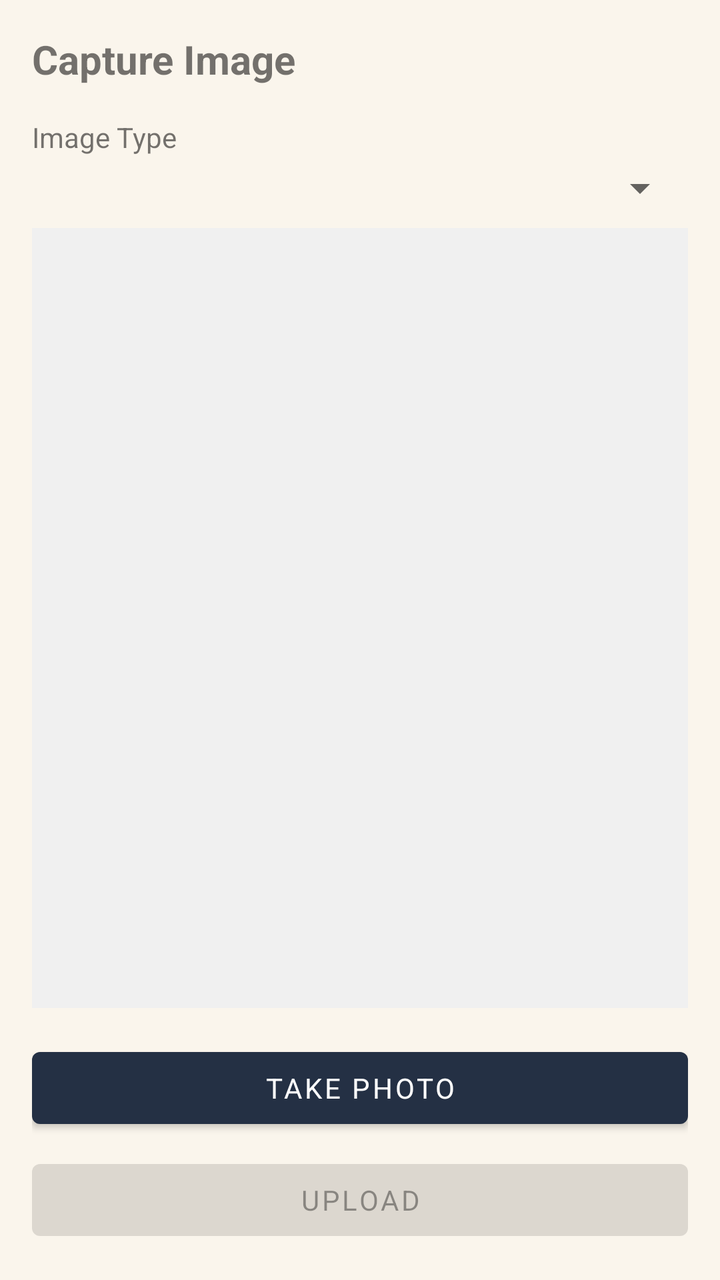
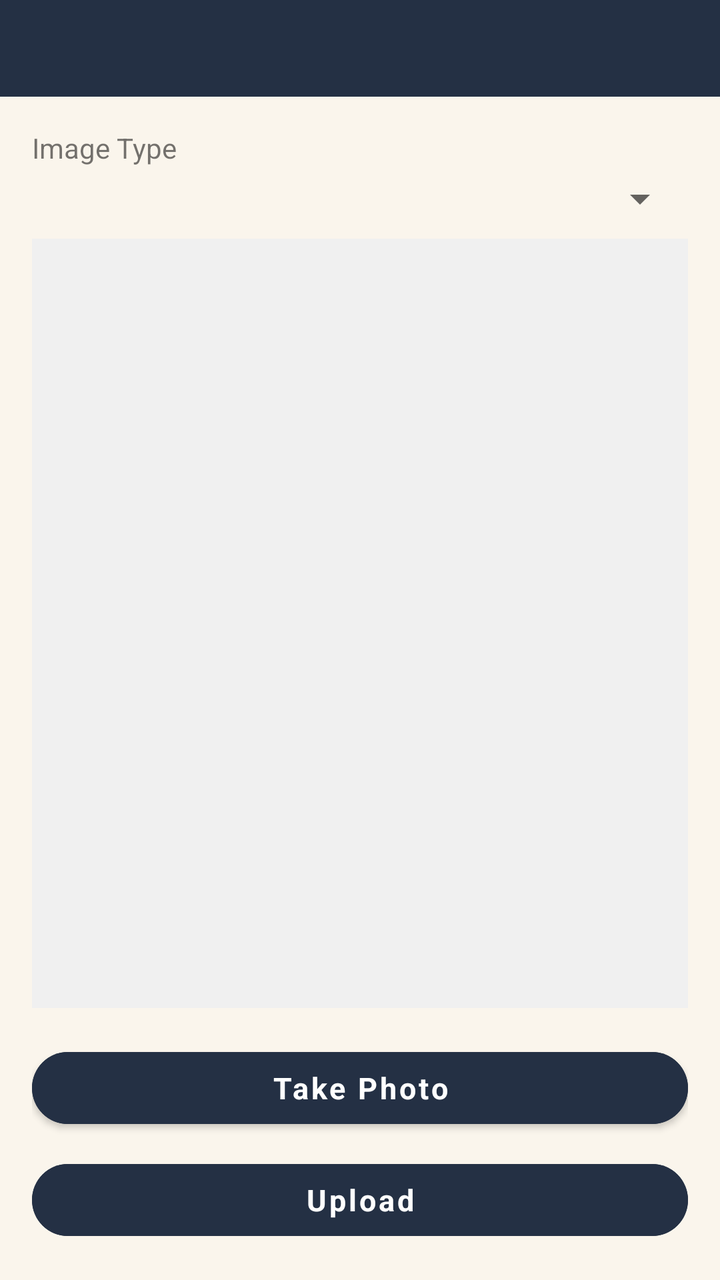

An Android layout rendered at two revisions. The XML below is the earlier revision; the diff shows what the commit changed to produce the second picture.
<!-- AndroidManifest.xml: application theme Theme.DriverApp -->
<!-- res/layout/activity_image_capture.xml -->
<?xml version="1.0" encoding="utf-8"?>
<LinearLayout xmlns:android="http://schemas.android.com/apk/res/android"
    android:layout_width="match_parent"
    android:layout_height="match_parent"
    android:orientation="vertical"
    android:padding="16dp">

    <TextView
        android:layout_width="wrap_content"
        android:layout_height="wrap_content"
        android:text="Capture Image"
        android:textSize="20sp"
        android:textStyle="bold"
        android:layout_marginBottom="16dp"/>

    <TextView
        android:layout_width="wrap_content"
        android:layout_height="wrap_content"
        android:text="@string/image_type_label"
        android:textSize="14sp"
        android:layout_marginBottom="4dp"/>

    <Spinner
        android:id="@+id/spinnerImageType"
        android:layout_width="match_parent"
        android:layout_height="wrap_content"
        android:layout_marginBottom="8dp"/>

    <TextView
        android:id="@+id/tvDefectRequired"
        android:layout_width="match_parent"
        android:layout_height="wrap_content"
        android:textColor="@color/error_red"
        android:textStyle="bold"
        android:visibility="gone"
        android:layout_marginBottom="12dp"/>

    <ImageView
        android:id="@+id/ivPreview"
        android:layout_width="match_parent"
        android:layout_height="0dp"
        android:layout_weight="1"
        android:scaleType="fitCenter"
        android:background="#F0F0F0"
        android:layout_marginBottom="16dp"
        android:contentDescription="Photo preview"/>

    <ProgressBar
        android:id="@+id/progressBar"
        android:layout_width="wrap_content"
        android:layout_height="wrap_content"
        android:layout_gravity="center"
        android:visibility="gone"
        android:layout_marginBottom="8dp"/>

    <Button
        android:id="@+id/btnTakePhoto"
        android:layout_width="match_parent"
        android:layout_height="wrap_content"
        android:text="Take Photo"
        android:layout_marginBottom="8dp"/>

    <Button
        android:id="@+id/btnUpload"
        android:layout_width="match_parent"
        android:layout_height="wrap_content"
        android:text="Upload"
        android:enabled="false"/>

</LinearLayout>
<!-- resources referenced by this layout -->
<resources>
  <color name="error_red">#F44336</color>
  <string name="image_type_label">Image Type</string>
  <style name="Theme.DriverApp" parent="Theme.MaterialComponents.DayNight.NoActionBar">
          <item name="colorPrimary">@color/drb_navy</item>
          <item name="colorPrimaryVariant">@color/drb_navy_dark</item>
          <item name="colorOnPrimary">@color/white</item>
          <item name="colorSecondary">@color/drb_gold</item>
          <item name="colorSecondaryVariant">@color/drb_gold_muted</item>
          <item name="colorOnSecondary">@color/white</item>
          <item name="android:statusBarColor">@color/drb_navy</item>
          <item name="android:windowBackground">@color/drb_cream_bg</item>
          <item name="android:fontFamily">sans-serif</item>
      </style>
  <color name="drb_navy">#243044</color>
  <color name="drb_navy_dark">#15202e</color>
  <color name="white">#FFFFFFFF</color>
  <color name="drb_gold">#9a7b4f</color>
  <color name="drb_gold_muted">#8a7149</color>
  <color name="drb_cream_bg">#faf5ec</color>
</resources>

<!-- the commit's change to res/layout/activity_image_capture.xml (unified diff, before → after) -->
@@ -3,68 +3,114 @@
     android:layout_width="match_parent"
     android:layout_height="match_parent"
     android:orientation="vertical"
-    android:padding="16dp">
+    android:background="@color/drb_cream_bg">
 
-    <TextView
-        android:layout_width="wrap_content"
-        android:layout_height="wrap_content"
-        android:text="Capture Image"
-        android:textSize="20sp"
-        android:textStyle="bold"
-        android:layout_marginBottom="16dp"/>
+    <include layout="@layout/include_drb_header"/>
 
-    <TextView
-        android:layout_width="wrap_content"
-        android:layout_height="wrap_content"
-        android:text="@string/image_type_label"
-        android:textSize="14sp"
-        android:layout_marginBottom="4dp"/>
-
-    <Spinner
-        android:id="@+id/spinnerImageType"
-        android:layout_width="match_parent"
-        android:layout_height="wrap_content"
-        android:layout_marginBottom="8dp"/>
-
-    <TextView
-        android:id="@+id/tvDefectRequired"
-        android:layout_width="match_parent"
-        android:layout_height="wrap_content"
-        android:textColor="@color/error_red"
-        android:textStyle="bold"
-        android:visibility="gone"
-        android:layout_marginBottom="12dp"/>
-
-    <ImageView
-        android:id="@+id/ivPreview"
+    <LinearLayout
         android:layout_width="match_parent"
         android:layout_height="0dp"
         android:layout_weight="1"
-        android:scaleType="fitCenter"
-        android:background="#F0F0F0"
-        android:layout_marginBottom="16dp"
-        android:contentDescription="Photo preview"/>
+        android:orientation="vertical"
+        android:padding="16dp">
 
-    <ProgressBar
-        android:id="@+id/progressBar"
+        <TextView
+            android:layout_width="wrap_content"
+            android:layout_height="wrap_content"
+            android:text="@string/image_type_label"
+            android:textSize="14sp"
+            android:layout_marginBottom="4dp"/>
+
+        <Spinner
+            android:id="@+id/spinnerImageType"
+            android:layout_width="match_parent"
+            android:layout_height="wrap_content"
+            android:layout_marginBottom="8dp"/>
+
+        <TextView
+            android:id="@+id/tvDefectRequired"
+            android:layout_width="match_parent"
+            android:layout_height="wrap_content"
+            android:textColor="@color/error_red"
+            android:textStyle="bold"
+            android:visibility="gone"
+            android:layout_marginBottom="12dp"/>
+
+        <ImageView
+            android:id="@+id/ivPreview"
+            android:layout_width="match_parent"
+            android:layout_height="0dp"
+            android:layout_weight="1"
+            android:scaleType="fitCenter"
+            android:background="@color/drb_image_placeholder"
+            android:layout_marginBottom="16dp"
+            android:contentDescription="Photo preview"/>
+
+        <ProgressBar
+            android:id="@+id/progressBar"
+            android:layout_width="wrap_content"
+            android:layout_height="wrap_content"
+            android:layout_gravity="center"
+            android:visibility="gone"
+            android:layout_marginBottom="8dp"/>
+
+        <Button
+            android:id="@+id/btnTakePhoto"
+            android:layout_width="match_parent"
+            android:layout_height="wrap_content"
+            android:text="@string/take_photo_btn"
+            style="@style/DrbButton.Primary"
+            android:layout_marginBottom="8dp"/>
+
+        <Button
+            android:id="@+id/btnUpload"
+            android:layout_width="match_parent"
+            android:layout_height="wrap_content"
+            android:text="@string/upload_btn"
+            style="@style/DrbButton.Primary"
+            android:enabled="false"/>
+
+    </LinearLayout>
+</LinearLayout>
+<!-- res/layout/include_drb_header.xml (included above) -->
+<?xml version="1.0" encoding="utf-8"?>
+<LinearLayout xmlns:android="http://schemas.android.com/apk/res/android"
+    android:layout_width="match_parent"
+    android:layout_height="wrap_content"
+    android:orientation="horizontal"
+    android:background="@color/drb_navy"
+    android:gravity="center_vertical"
+    android:paddingStart="@dimen/drb_spacing_md"
+    android:paddingEnd="@dimen/drb_header_padding_horizontal"
+    android:paddingTop="10dp"
+    android:paddingBottom="@dimen/drb_header_padding_vertical">
+
+    <TextView
+        android:id="@+id/headerBack"
         android:layout_width="wrap_content"
         android:layout_height="wrap_content"
-        android:layout_gravity="center"
-        android:visibility="gone"
-        android:layout_marginBottom="8dp"/>
+        android:text="←"
+        android:textColor="@color/white"
+        android:textSize="24sp"
+        android:paddingStart="2dp"
+        android:paddingEnd="@dimen/drb_spacing_md"
+        android:contentDescription="Back"
+        android:visibility="gone"/>
 
-    <Button
-        android:id="@+id/btnTakePhoto"
-        android:layout_width="match_parent"
+    <TextView
+        android:id="@+id/tvHeaderTitle"
+        android:layout_width="0dp"
         android:layout_height="wrap_content"
-        android:text="Take Photo"
-        android:layout_marginBottom="8dp"/>
+        android:layout_weight="1"
+        style="@style/DrbText.Header"/>
 
-    <Button
-        android:id="@+id/btnUpload"
-        android:layout_width="match_parent"
+    <TextView
+        android:id="@+id/tvHeaderAction"
+        android:layout_width="wrap_content"
         android:layout_height="wrap_content"
-        android:text="Upload"
-        android:enabled="false"/>
-
+        android:text="@string/logout"
+        android:textColor="@color/drb_text_header_muted"
+        android:textSize="@dimen/drb_text_caption"
+        android:padding="4dp"
+        android:visibility="gone"/>
 </LinearLayout>
<!-- resource entries referenced after the edit -->
@@ -2,6 +2,23 @@
 <resources>
   <color name="error_red">#F44336</color>
   <string name="image_type_label">Image Type</string>
+  <string name="logout">Logout</string>
+  <string name="take_photo_btn">Take Photo</string>
+  <string name="upload_btn">Upload</string>
+  <style name="DrbButton.Primary" parent="Widget.MaterialComponents.Button">
+          <item name="android:backgroundTint">@color/drb_navy</item>
+          <item name="android:textColor">@color/white</item>
+          <item name="android:textAllCaps">false</item>
+          <item name="android:textStyle">bold</item>
+          <item name="android:textSize">@dimen/drb_text_body</item>
+          <item name="cornerRadius">@dimen/drb_radius_pill</item>
+          <item name="android:minHeight">48dp</item>
+      </style>
+  <style name="DrbText.Header" parent="TextAppearance.MaterialComponents.Subtitle1">
+          <item name="android:textSize">@dimen/drb_text_header</item>
+          <item name="android:textStyle">bold</item>
+          <item name="android:textColor">@color/white</item>
+      </style>
   <style name="Theme.DriverApp" parent="Theme.MaterialComponents.DayNight.NoActionBar">
           <item name="colorPrimary">@color/drb_navy</item>
           <item name="colorPrimaryVariant">@color/drb_navy_dark</item>
@@ -13,11 +30,20 @@
           <item name="android:windowBackground">@color/drb_cream_bg</item>
           <item name="android:fontFamily">sans-serif</item>
       </style>
+  <dimen name="drb_text_body">15sp</dimen>
+  <dimen name="drb_radius_pill">24dp</dimen>
+  <dimen name="drb_text_header">18sp</dimen>
   <color name="drb_navy">#243044</color>
+  <color name="drb_text_header_muted">#e6e0d4</color>
   <color name="drb_navy_dark">#15202e</color>
   <color name="white">#FFFFFFFF</color>
+  <dimen name="drb_header_padding_horizontal">18dp</dimen>
+  <dimen name="drb_header_padding_vertical">14dp</dimen>
+  <dimen name="drb_spacing_md">12dp</dimen>
+  <dimen name="drb_text_caption">13sp</dimen>
   <color name="drb_gold">#9a7b4f</color>
   <color name="drb_gold_muted">#8a7149</color>
   <color name="drb_cream_bg">#faf5ec</color>
+  <color name="drb_image_placeholder">#F0F0F0</color>
 </resources>
 
